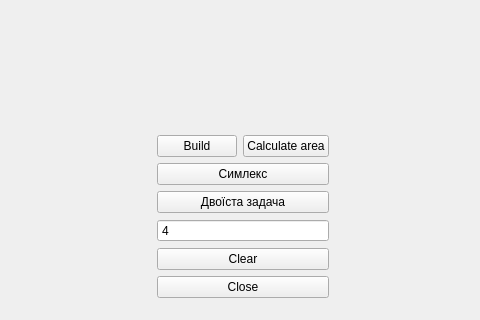
Above: mainwindow.ui from AlHaazen/MMDO before the change; both pictures show x 401 to 881 and y 111 to 431 of the 881 by 631 pixel window. Below: the same form after it.
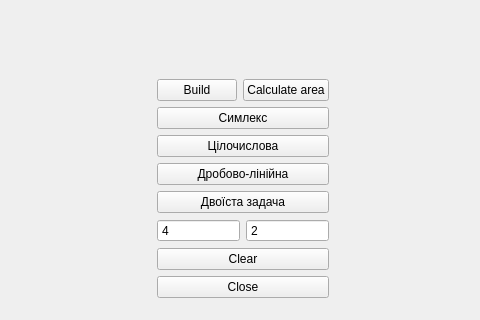
That is the form after the change. Icons and pictures are not drawn. Custom widgets are drawn as their Qt base class.

```diff
--- a/mainwindow.ui
+++ b/mainwindow.ui
@@ -224,6 +224,20 @@
              </property>
             </widget>
            </item>
+           <item>
+            <widget class="QPushButton" name="pushButton_7">
+             <property name="text">
+              <string>Цілочислова</string>
+             </property>
+            </widget>
+           </item>
+           <item>
+            <widget class="QPushButton" name="FractLinear">
+             <property name="text">
+              <string>Дробово-лінійна</string>
+             </property>
+            </widget>
+           </item>
            <item>
             <widget class="QPushButton" name="pushButton_6">
              <property name="text">
@@ -232,6 +246,8 @@
             </widget>
            </item>
            <item>
+            <layout class="QHBoxLayout" name="horizontalLayout_4">
+             <item>
             <widget class="QSpinBox" name="Equals">
              <property name="buttonSymbols">
               <enum>QAbstractSpinBox::NoButtons</enum>
@@ -245,6 +261,18 @@
             </widget>
            </item>
            <item>
+              <widget class="QSpinBox" name="Variables">
+               <property name="buttonSymbols">
+                <enum>QAbstractSpinBox::NoButtons</enum>
+               </property>
+               <property name="value">
+                <number>2</number>
+               </property>
+              </widget>
+             </item>
+            </layout>
+           </item>
+           <item>
             <widget class="QPushButton" name="pushButton">
              <property name="sizePolicy">
               <sizepolicy hsizetype="Minimum" vsizetype="Minimum">
```
Left out of the diff: 9 changed lines with no effect on the pictures. Lines whose indentation alone changed are shown as unchanged.
